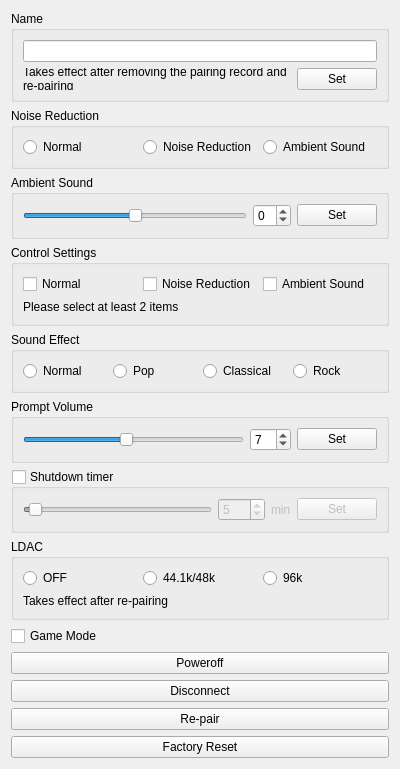
Before: the Qt Designer form Qt/w820nbplusform.ui in wh201906/mEDIFIER, drawn with Qt 5.
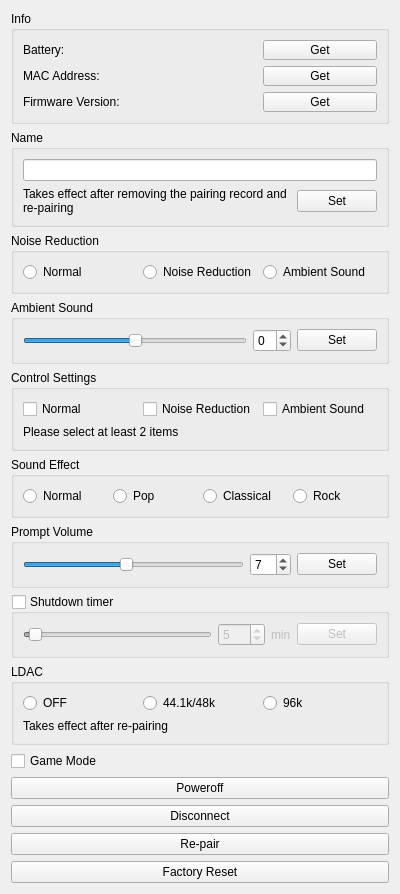
After: the same form once the commit is applied.

What changed in the file:
```diff
--- a/Qt/w820nbplusform.ui
+++ b/Qt/w820nbplusform.ui
@@ -7,7 +7,7 @@
     <x>0</x>
     <y>0</y>
     <width>400</width>
-    <height>750</height>
+    <height>870</height>
    </rect>
   </property>
   <property name="sizePolicy">
@@ -19,7 +19,91 @@
   <property name="windowTitle">
    <string>Form</string>
   </property>
-  <layout class="QVBoxLayout" name="verticalLayout_4">
+  <layout class="QVBoxLayout" name="verticalLayout_5">
+   <item>
+    <widget class="QGroupBox" name="infoGroup">
+     <property name="title">
+      <string>Info</string>
+     </property>
+     <layout class="QVBoxLayout" name="verticalLayout_4">
+      <item>
+       <layout class="QHBoxLayout" name="horizontalLayout_2">
+        <item>
+         <widget class="QLabel" name="label_5">
+          <property name="text">
+           <string>Battery:</string>
+          </property>
+         </widget>
+        </item>
+        <item>
+         <widget class="QLabel" name="batteryLabel">
+          <property name="text">
+           <string/>
+          </property>
+         </widget>
+        </item>
+        <item>
+         <widget class="QPushButton" name="batteryGetButton">
+          <property name="text">
+           <string>Get</string>
+          </property>
+         </widget>
+        </item>
+       </layout>
+      </item>
+      <item>
+       <layout class="QHBoxLayout" name="horizontalLayout_10">
+        <item>
+         <widget class="QLabel" name="label_6">
+          <property name="text">
+           <string>MAC Address:</string>
+          </property>
+         </widget>
+        </item>
+        <item>
+         <widget class="QLabel" name="MACLabel">
+          <property name="text">
+           <string/>
+          </property>
+         </widget>
+        </item>
+        <item>
+         <widget class="QPushButton" name="MACGetButton">
+          <property name="text">
+           <string>Get</string>
+          </property>
+         </widget>
+        </item>
+       </layout>
+      </item>
+      <item>
+       <layout class="QHBoxLayout" name="horizontalLayout_11">
+        <item>
+         <widget class="QLabel" name="label_8">
+          <property name="text">
+           <string>Firmware Version:</string>
+          </property>
+         </widget>
+        </item>
+        <item>
+         <widget class="QLabel" name="firmwareLabel">
+          <property name="text">
+           <string/>
+          </property>
+         </widget>
+        </item>
+        <item>
+         <widget class="QPushButton" name="firmwareGetButton">
+          <property name="text">
+           <string>Get</string>
+          </property>
+         </widget>
+        </item>
+       </layout>
+      </item>
+     </layout>
+    </widget>
+   </item>
    <item>
     <widget class="QGroupBox" name="nameGroup">
      <property name="title">
```
